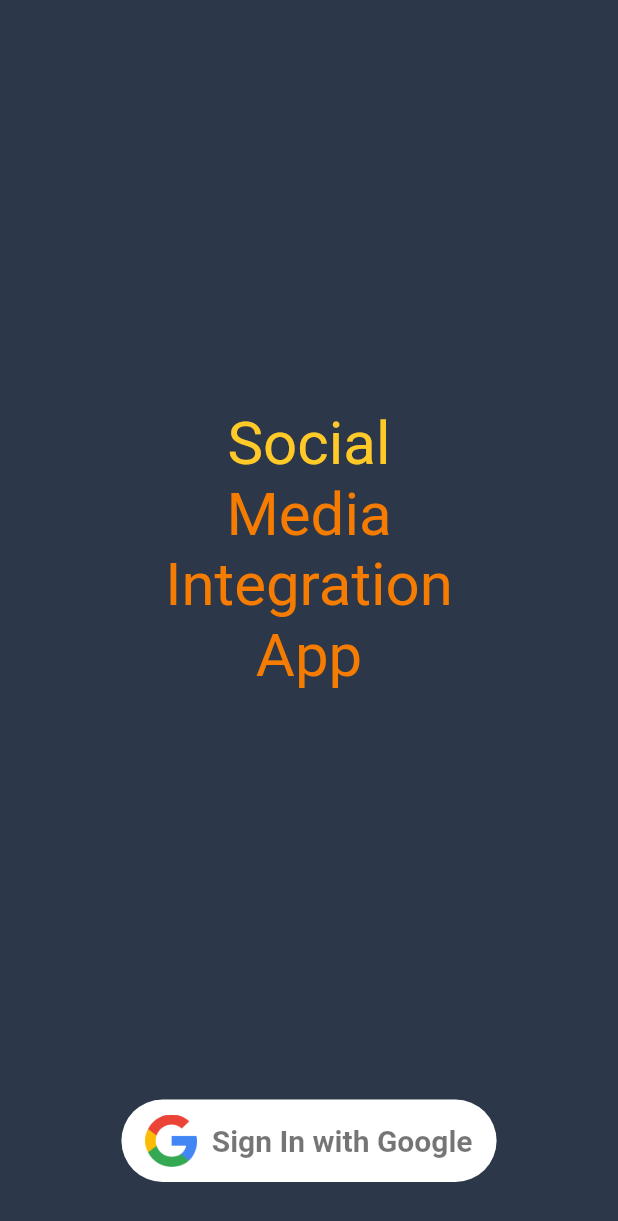
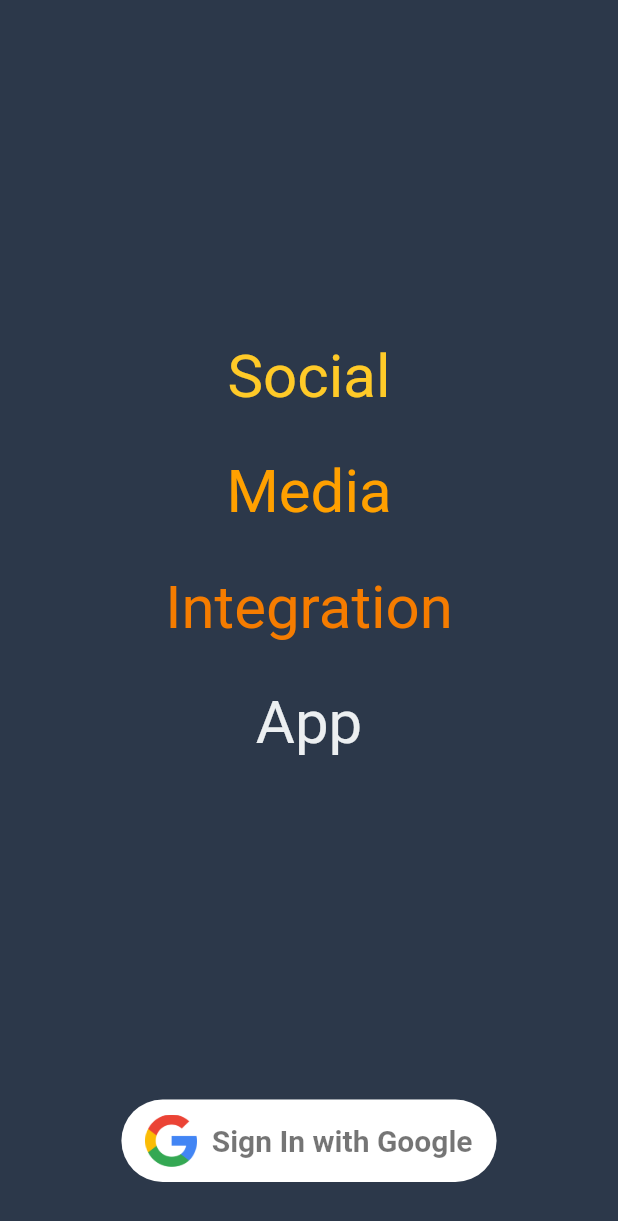
Before and after one commit to PrathameshSonar/SocialMediaIntegrationApp, a Flutter app: the screen it shows after launch, on a phone screen of 412 x 824 dp. Shown: the top 1221 px of the screen. Run offline on Flutter 3.47's test engine with Material 2 defaults, Android fonts, the phone set to English and light mode, and no system bars; our stand-ins replace firebase_auth, firebase_core, google_sign_in; accounts and stored records are empty.

Commit message:
UI updated

```diff
--- a/lib/SignInPage.dart
+++ b/lib/SignInPage.dart
@@ -32,12 +32,18 @@ class _SignInPageState extends State<SignInPage> {
                         fontSize: 40,
                       ),
                     ),
+                    SizedBox(
+                      height: 30.0,
+                    ),
                     Text(
                       'Media',
                       style: TextStyle(
-                        color: CustomColors.firebaseOrange,
+                        color: CustomColors.firebaseAmber,
                         fontSize: 40,
                       ),
+                    ),
+                    SizedBox(
+                      height: 30.0,
                     ),
                     Text(
                       'Integration',
@@ -46,10 +52,13 @@ class _SignInPageState extends State<SignInPage> {
                         fontSize: 40,
                       ),
                     ),
+                    SizedBox(
+                      height: 30.0,
+                    ),
                     Text(
                       'App',
                       style: TextStyle(
-                        color: CustomColors.firebaseOrange,
+                        color: CustomColors.firebaseGrey,
                         fontSize: 40,
                       ),
                     ),
```
